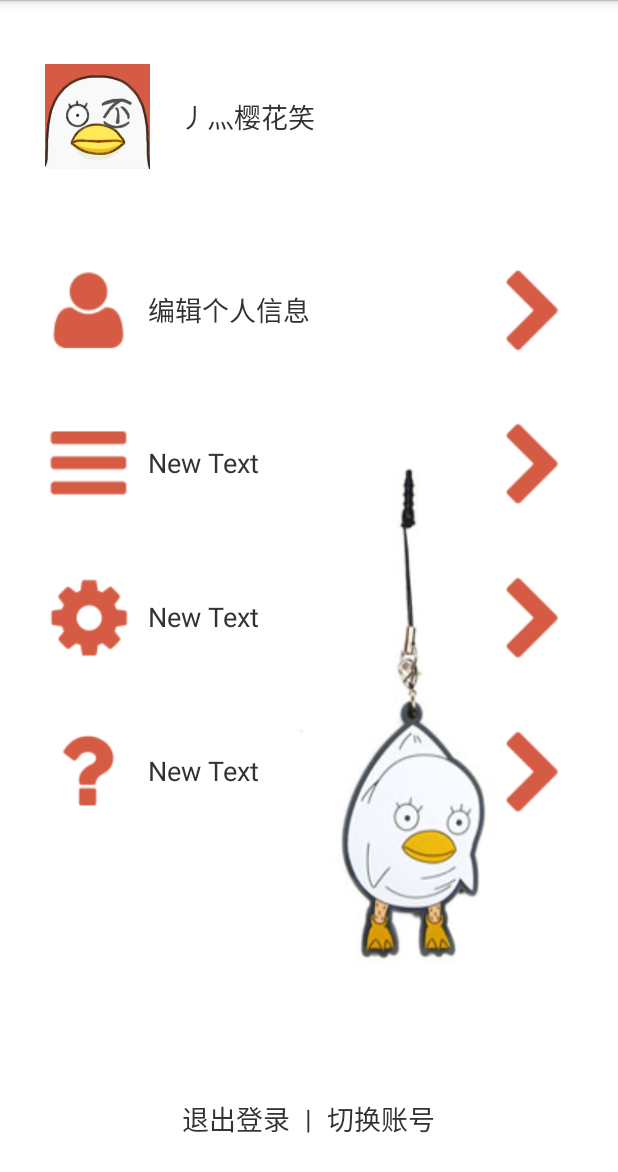
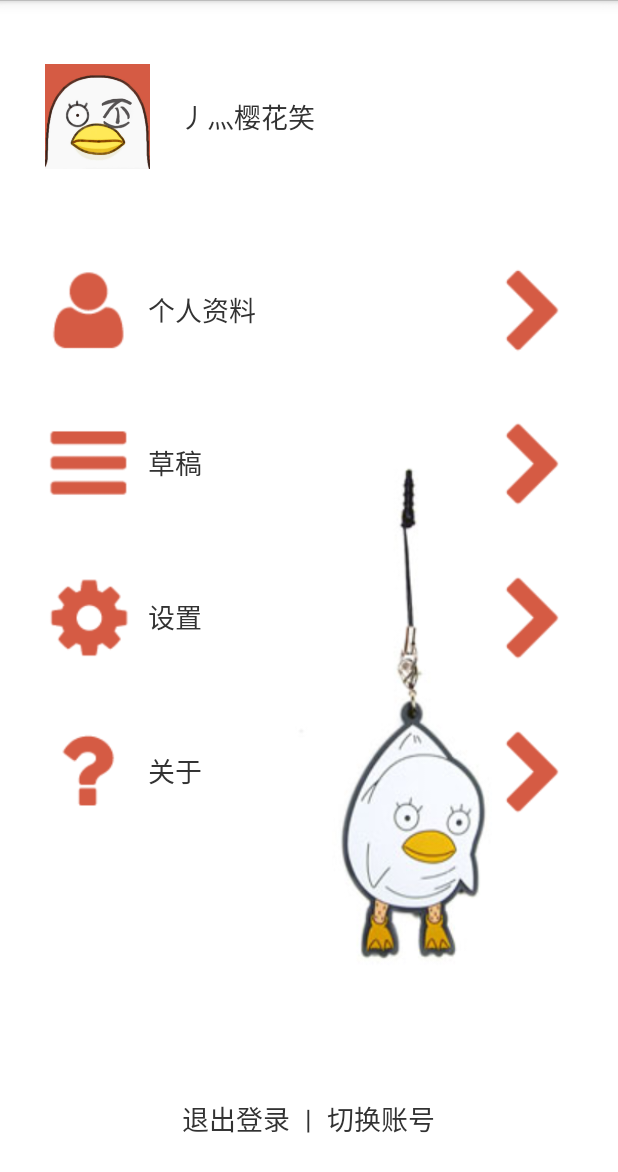
Before and after one commit to MobileApps-BJTU/VentHub, an Android app: the layout personal_menu.xml on its own in the app's theme, with its tools: preview values and no code run, on a phone screen of 412 x 824 dp. Shown: the top 1172 px of the screen. Run offline under Robolectric (Android 15) with nearby library versions, the phone set to English and light mode, and no system bars.

Commit message:
edit profile

```diff
--- a/VentHub/app/src/main/java/com/vxpai/interfaces/OnFragmentInteractionListener.java
+++ b/VentHub/app/src/main/java/com/vxpai/interfaces/OnFragmentInteractionListener.java
@@ -24,6 +24,7 @@ public interface OnFragmentInteractionListener {
     public void onGoBackToLogin(boolean isUserDataWrong);
 
     public void onEditPersonalData();
+    public void onEditProfile(String username,String new_pwd,String dob,String province,String gender);
 
     public void onSendVent(String vent, boolean isAnnoy);
 }
--- a/VentHub/app/src/main/res/layout/personal_menu.xml
+++ b/VentHub/app/src/main/res/layout/personal_menu.xml
@@ -56,7 +56,7 @@
             <TextView
                 android:layout_width="0dp"
                 android:layout_height="fill_parent"
-                android:text="编辑个人信息"
+                android:text="@string/edit_profile"
                 android:id="@+id/textView7"
                 android:layout_weight="4"
                 android:textSize="@dimen/text_size"
@@ -86,7 +86,7 @@
             <TextView
                 android:layout_width="0dp"
                 android:layout_height="fill_parent"
-                android:text="New Text"
+                android:text="@string/sketch"
                 android:id="@+id/textView8"
                 android:layout_weight="4"
                 android:textSize="@dimen/text_size"
@@ -117,7 +117,7 @@
             <TextView
                 android:layout_width="0dp"
                 android:layout_height="fill_parent"
-                android:text="New Text"
+                android:text="@string/settings"
                 android:id="@+id/textView10"
                 android:layout_weight="4"
                 android:gravity="center_vertical"
@@ -148,7 +148,7 @@
             <TextView
                 android:layout_width="0dp"
                 android:layout_height="fill_parent"
-                android:text="New Text"
+                android:text="@string/about"
                 android:id="@+id/textView11"
                 android:layout_weight="4"
                 android:gravity="center_vertical"
--- a/VentHub/app/src/main/res/values/strings.xml
+++ b/VentHub/app/src/main/res/values/strings.xml
@@ -52,7 +52,7 @@
     <string name="no_username">请输入用户名</string>
     <string name="email">邮箱</string>
 
-    <string name="release_to_refresh">松开刷新</string>
+ <string name="release_to_refresh">松开刷新</string>
     <string name="pull_to_refresh">下拉刷新</string>
     <string name="refreshing">正在刷新...</string>
     <string name="updating">最近更新：</string>
@@ -60,4 +60,9 @@
 
     <string name="have_praised">您已经赞过！</string>
     <string name="annoy_user">匿名用户</string>
-</resources>
+
+
+    <string name="edit_profile">个人资料</string>
+    <string name="sketch">草稿</string>
+    <string name="settings">设置</string>
+    <string name="about">关于</string></resources>
```
Also changed, not shown: VentHub/app/src/main/java/com/vxpai/venthub/EditPersonalDataFragment.java (+50 -0 lines), VentHub/app/src/main/java/com/vxpai/venthub/MainActivity.java (+47 -0 lines), VentHub/app/src/main/res/layout/set_userdata_fragment.xml (+10 -9 lines), VentHub/app/src/main/res/drawable/add.png, 1 other file.
